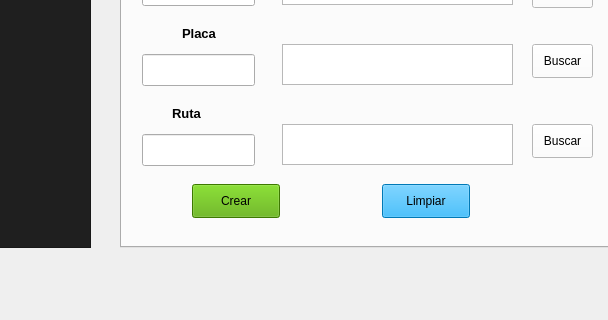
First picture: the form in Rapidito/interfaz/Interfaz.ui, repository Marco131-xel/Edd_Proyecto2, before the edit; both pictures show x 740 to 1348 and y 303 to 623 of the 1348 by 623 pixel window.
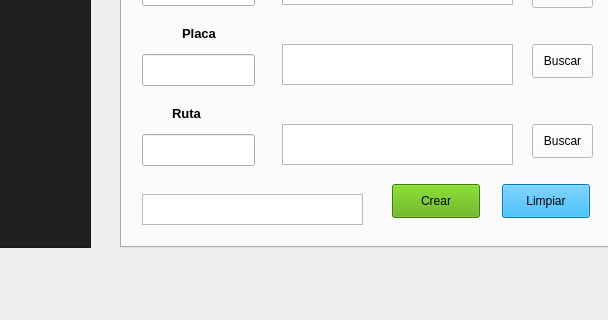
Second picture: the form after the edit. The open tabs and pages were chosen to show the change.

Patch:
```diff
--- a/Rapidito/interfaz/Interfaz.ui
+++ b/Rapidito/interfaz/Interfaz.ui
@@ -1394,7 +1394,7 @@
      <widget class="QPushButton" name="BT_CREAR_viaje">
       <property name="geometry">
        <rect>
-        <x>70</x>
+        <x>270</x>
         <y>390</y>
         <width>88</width>
         <height>34</height>
@@ -1410,7 +1410,7 @@
      <widget class="QPushButton" name="BT_limpiar_viaje">
       <property name="geometry">
        <rect>
-        <x>260</x>
+        <x>380</x>
         <y>390</y>
         <width>88</width>
         <height>34</height>
@@ -1423,6 +1423,16 @@
        <string>Limpiar</string>
       </property>
      </widget>
+     <widget class="QTextEdit" name="SUPER_ESTADO">
+      <property name="geometry">
+       <rect>
+        <x>20</x>
+        <y>400</y>
+        <width>221</width>
+        <height>31</height>
+       </rect>
+      </property>
+     </widget>
     </widget>
     <widget class="QWidget" name="tab_reportes">
      <attribute name="title">
```
Left out of the diff: 6 changed lines with no effect on the pictures.
